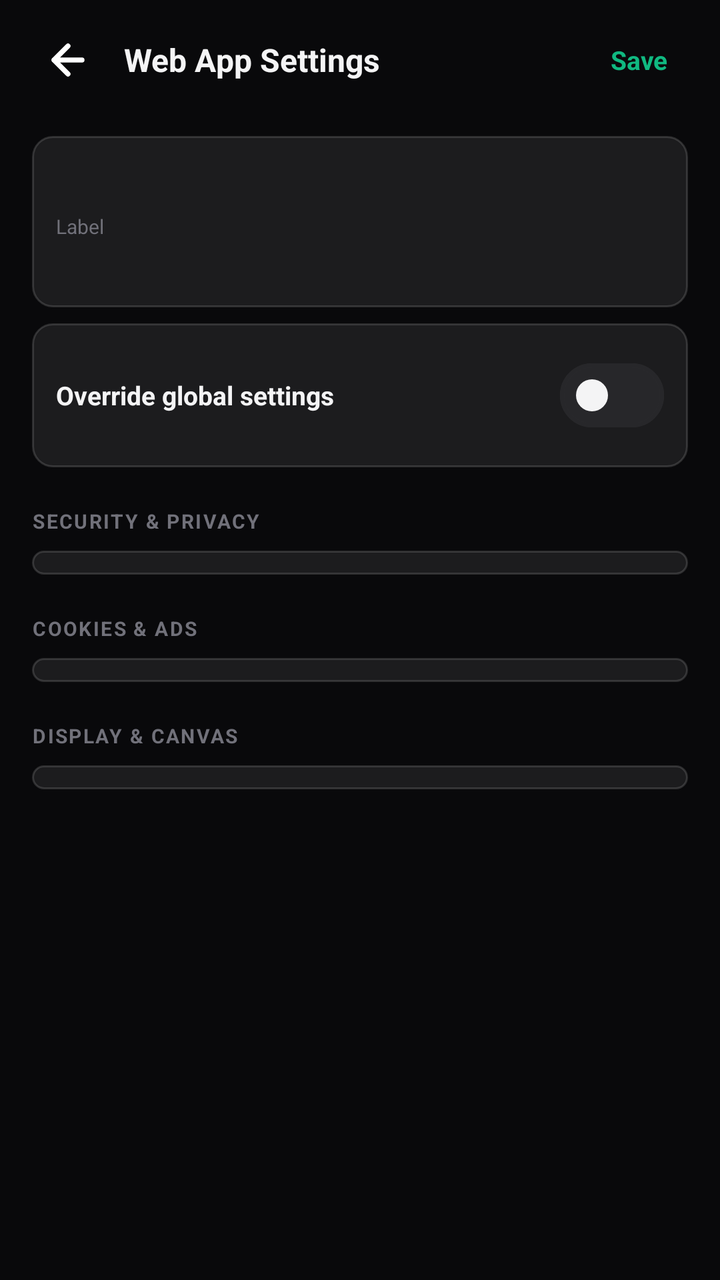
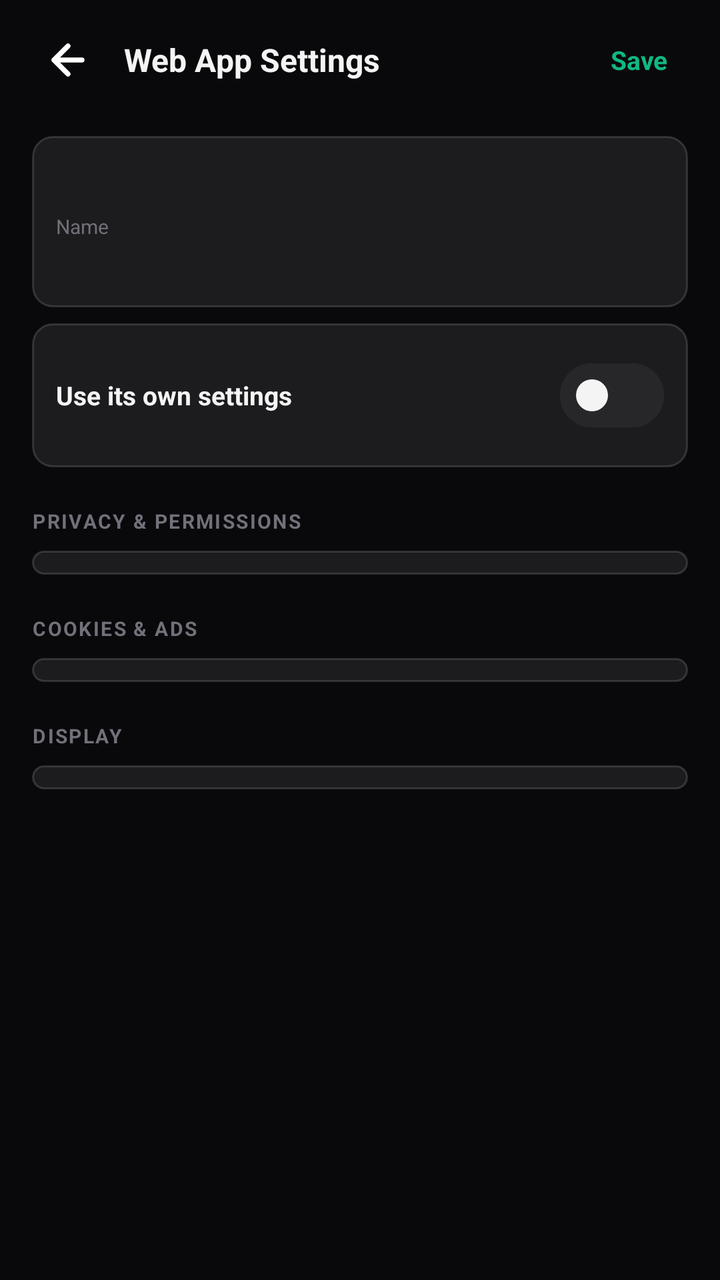

Two renders of the same Android screen: before a commit and after it. Below are the layout's source before the change and the commit's diff.
<!-- AndroidManifest.xml: application theme Theme.Scaffold -->
<!-- res/layout/activity_web_app_settings.xml -->
<?xml version="1.0" encoding="utf-8"?>
<LinearLayout xmlns:android="http://schemas.android.com/apk/res/android"
    xmlns:app="http://schemas.android.com/apk/res-auto"
    android:id="@+id/app_settings_root_layout"
    android:layout_width="match_parent"
    android:layout_height="match_parent"
    android:orientation="vertical"
    android:background="@color/bg_primary">

    <LinearLayout
        android:id="@+id/app_settings_header_layout"
        android:layout_width="match_parent"
        android:layout_height="wrap_content"
        android:orientation="horizontal"
        android:gravity="center_vertical"
        android:paddingHorizontal="16dp"
        android:paddingVertical="12dp">

        <ImageButton
            android:id="@+id/app_settings_btn_back"
            android:layout_width="36dp"
            android:layout_height="36dp"
            android:background="?attr/selectableItemBackgroundBorderless"
            android:src="@drawable/ic_arrow_back"
            android:contentDescription="Back" />

        <TextView
            android:layout_width="0dp"
            android:layout_height="wrap_content"
            android:layout_weight="1"
            android:layout_marginStart="10dp"
            android:text="Web App Settings"
            android:textColor="@color/text_primary"
            android:textSize="16sp"
            android:textStyle="bold" />

        <TextView
            android:id="@+id/app_settings_btn_save"
            android:layout_width="wrap_content"
            android:layout_height="wrap_content"
            android:text="Save"
            android:textColor="@color/accent_emerald"
            android:textSize="13sp"
            android:textStyle="bold"
            android:paddingHorizontal="10dp"
            android:paddingVertical="4dp"
            android:clickable="true"
            android:focusable="true" />
    </LinearLayout>

    <ScrollView
        android:id="@+id/app_settings_scroll"
        android:layout_width="match_parent"
        android:layout_height="0dp"
        android:layout_weight="1"
        android:clipToPadding="false"
        android:paddingHorizontal="16dp">

        <LinearLayout
            android:layout_width="match_parent"
            android:layout_height="wrap_content"
            android:orientation="vertical"
            android:paddingBottom="24dp">

            <LinearLayout
                android:layout_width="match_parent"
                android:layout_height="wrap_content"
                android:orientation="vertical"
                android:background="@drawable/bg_card"
                android:padding="12dp"
                android:layout_marginTop="8dp">

                <TextView
                    android:id="@+id/app_settings_tv_url"
                    android:layout_width="wrap_content"
                    android:layout_height="wrap_content"
                    android:textColor="@color/text_secondary"
                    android:textSize="12sp"
                    android:fontFamily="monospace"
                    android:maxLines="1"
                    android:ellipsize="middle" />

                <TextView
                    android:layout_width="wrap_content"
                    android:layout_height="wrap_content"
                    android:layout_marginTop="10dp"
                    android:text="Label"
                    android:textColor="@color/text_muted"
                    android:textSize="10sp" />

                <EditText
                    android:id="@+id/app_settings_et_label"
                    android:layout_width="match_parent"
                    android:layout_height="wrap_content"
                    android:background="@null"
                    android:layout_marginTop="4dp"
                    android:textColor="@color/text_primary"
                    android:textSize="13sp"
                    android:textStyle="bold"
                    android:singleLine="true"
                    android:importantForAutofill="no"
                    android:inputType="text" />
            </LinearLayout>

            <LinearLayout
                android:id="@+id/app_settings_row_override"
                android:layout_width="match_parent"
                android:layout_height="wrap_content"
                android:orientation="horizontal"
                android:gravity="center_vertical"
                android:background="@drawable/bg_card"
                android:padding="12dp"
                android:layout_marginTop="8dp">

                <TextView
                    android:layout_width="0dp"
                    android:layout_height="wrap_content"
                    android:layout_weight="1"
                    android:text="Override global settings"
                    android:textColor="@color/text_primary"
                    android:textSize="13sp"
                    android:textStyle="bold" />

                <com.google.android.material.materialswitch.MaterialSwitch
                    android:id="@+id/app_settings_switch_override"
                    android:layout_width="wrap_content"
                    android:layout_height="wrap_content"
                    app:thumbTint="@color/text_primary"
                    app:trackTint="@color/switch_track" />
            </LinearLayout>

            <TextView
                android:layout_width="wrap_content"
                android:layout_height="wrap_content"
                android:layout_marginTop="20dp"
                android:text="SECURITY &amp; PRIVACY"
                android:textColor="@color/text_muted"
                android:textSize="10sp"
                android:textStyle="bold"
                android:letterSpacing="0.08" />

            <LinearLayout
                android:id="@+id/app_settings_group_security"
                android:layout_width="match_parent"
                android:layout_height="wrap_content"
                android:orientation="vertical"
                android:background="@drawable/bg_card"
                android:paddingHorizontal="12dp"
                android:paddingVertical="6dp"
                android:layout_marginTop="8dp" />

            <TextView
                android:layout_width="wrap_content"
                android:layout_height="wrap_content"
                android:layout_marginTop="20dp"
                android:text="COOKIES &amp; ADS"
                android:textColor="@color/text_muted"
                android:textSize="10sp"
                android:textStyle="bold"
                android:letterSpacing="0.08" />

            <LinearLayout
                android:id="@+id/app_settings_group_cookies"
                android:layout_width="match_parent"
                android:layout_height="wrap_content"
                android:orientation="vertical"
                android:background="@drawable/bg_card"
                android:paddingHorizontal="12dp"
                android:paddingVertical="6dp"
                android:layout_marginTop="8dp" />

            <TextView
                android:layout_width="wrap_content"
                android:layout_height="wrap_content"
                android:layout_marginTop="20dp"
                android:text="DISPLAY &amp; CANVAS"
                android:textColor="@color/text_muted"
                android:textSize="10sp"
                android:textStyle="bold"
                android:letterSpacing="0.08" />

            <LinearLayout
                android:id="@+id/app_settings_group_display"
                android:layout_width="match_parent"
                android:layout_height="wrap_content"
                android:orientation="vertical"
                android:background="@drawable/bg_card"
                android:paddingHorizontal="12dp"
                android:paddingVertical="6dp"
                android:layout_marginTop="8dp" />
        </LinearLayout>
    </ScrollView>
</LinearLayout>
<!-- resources referenced by this layout -->
<resources>
  <color name="accent_emerald">#10B981</color>
  <color name="bg_primary">#09090B</color>
  <color name="text_muted">#71717A</color>
  <color name="text_primary">#F4F4F5</color>
  <color name="text_secondary">#A1A1AA</color>
  <!-- drawable bg_card (drawable) -->
  <?xml version="1.0" encoding="utf-8"?>
  <shape xmlns:android="http://schemas.android.com/apk/res/android"
      android:shape="rectangle">
      <solid android:color="#14FFFFFF" />
      <stroke
          android:width="1dp"
          android:color="#24FFFFFF" />
      <corners android:radius="10dp" />
  </shape>
  <!-- drawable ic_arrow_back (drawable) -->
  <vector xmlns:android="http://schemas.android.com/apk/res/android"
      android:width="24dp"
      android:height="24dp"
      android:viewportWidth="24"
      android:viewportHeight="24">
      <path
          android:strokeColor="#FFFFFF"
          android:strokeWidth="2.5"
          android:strokeLineCap="round"
          android:strokeLineJoin="round"
          android:pathData="M19,12 L5,12 M12,19 L5,12 L12,5" />
  </vector>
  <style name="Theme.Scaffold" parent="Theme.Material3.Dark.NoActionBar">
          
          <item name="android:windowBackground">@color/bg_primary</item>
          <item name="android:statusBarColor">@color/bg_primary</item>
          <item name="android:navigationBarColor">@color/bg_primary</item>
          <item name="android:windowLightStatusBar">false</item>
          <item name="android:windowLightNavigationBar">false</item>
  
          
          <item name="colorPrimary">@color/accent_emerald</item>
          <item name="colorOnPrimary">@color/text_on_accent</item>
          <item name="colorSurface">@color/bg_surface</item>
          <item name="colorOnSurface">@color/text_primary</item>
          <item name="colorOutline">@color/border_primary</item>
          <item name="alertDialogTheme">@style/ThemeOverlay.Scaffold.AlertDialog</item>
      </style>
  <color name="text_on_accent">#000000</color>
  <color name="bg_surface">#121215</color>
  <color name="border_primary">#27272A</color>
  <style name="ThemeOverlay.Scaffold.AlertDialog" parent="ThemeOverlay.AppCompat.Dialog.Alert">
          <item name="android:windowBackground">@drawable/bg_dialog_glass</item>
          <item name="colorAccent">@color/accent_emerald</item>
          <item name="colorPrimary">@color/accent_emerald</item>
          <item name="android:textColorPrimary">@color/text_primary</item>
          <item name="android:textColorSecondary">@color/text_secondary</item>
          <item name="android:backgroundDimAmount">0.5</item>
      </style>
  <!-- drawable bg_dialog_glass (drawable) -->
  <?xml version="1.0" encoding="utf-8"?>
  <inset xmlns:android="http://schemas.android.com/apk/res/android"
      android:insetLeft="20dp"
      android:insetRight="20dp"
      android:insetTop="24dp"
      android:insetBottom="24dp">
      <shape android:shape="rectangle">
          <gradient
              android:angle="315"
              android:startColor="#F2211A36"
              android:endColor="#F212101C" />
          <corners android:radius="20dp" />
          <stroke
              android:width="1dp"
              android:color="#33FFFFFF" />
      </shape>
  </inset>
</resources>

<!-- the commit's change to res/layout/activity_web_app_settings.xml (unified diff, before → after) -->
@@ -84,7 +84,7 @@
                     android:layout_width="wrap_content"
                     android:layout_height="wrap_content"
                     android:layout_marginTop="10dp"
-                    android:text="Label"
+                    android:text="Name"
                     android:textColor="@color/text_muted"
                     android:textSize="10sp" />
 
@@ -116,7 +116,7 @@
                     android:layout_width="0dp"
                     android:layout_height="wrap_content"
                     android:layout_weight="1"
-                    android:text="Override global settings"
+                    android:text="Use its own settings"
                     android:textColor="@color/text_primary"
                     android:textSize="13sp"
                     android:textStyle="bold" />
@@ -133,7 +133,7 @@
                 android:layout_width="wrap_content"
                 android:layout_height="wrap_content"
                 android:layout_marginTop="20dp"
-                android:text="SECURITY &amp; PRIVACY"
+                android:text="PRIVACY &amp; PERMISSIONS"
                 android:textColor="@color/text_muted"
                 android:textSize="10sp"
                 android:textStyle="bold"
@@ -173,7 +173,7 @@
                 android:layout_width="wrap_content"
                 android:layout_height="wrap_content"
                 android:layout_marginTop="20dp"
-                android:text="DISPLAY &amp; CANVAS"
+                android:text="DISPLAY"
                 android:textColor="@color/text_muted"
                 android:textSize="10sp"
                 android:textStyle="bold"
